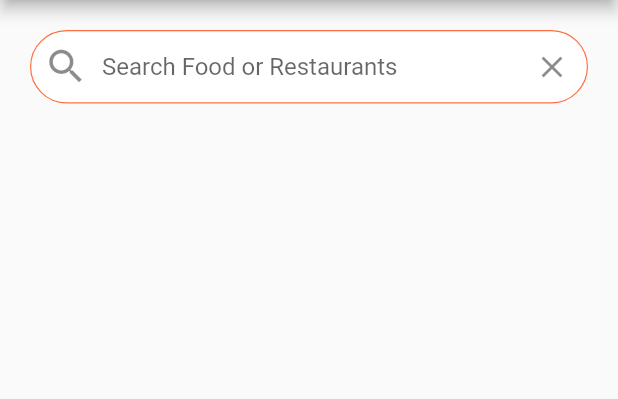
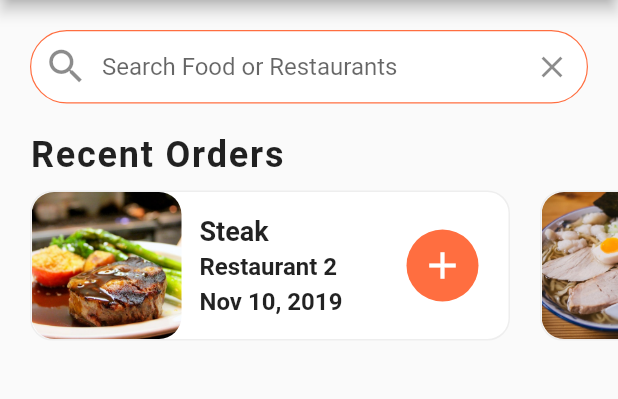
Before and after one commit to hardliver/flutter_food_delivery_ui, a Flutter app: the screen it shows after launch, on a phone screen of 412 x 824 dp, the part 84-483 px from its top. Run offline on Flutter 3.47's test engine with Material 2 defaults, Android fonts, the phone set to English and light mode, and no system bars.

Commit message:
6. Recent Orders

```diff
--- a/lib/screens/home_screen.dart
+++ b/lib/screens/home_screen.dart
@@ -1,4 +1,5 @@
 import 'package:flutter/material.dart';
+import 'package:flutter_food_delivery_ui/widgets/recent_orders.dart';
 
 import '../data/data.dart';
 
@@ -62,7 +63,8 @@ class _HomeScreenState extends State<HomeScreen> {
                 ),
               ),
             ),
-          )
+          ),
+          RecentOrders(),
         ],
       ),
     );
--- /dev/null
+++ b/lib/widgets/recent_orders.dart
@@ -0,0 +1,125 @@
+import 'package:flutter/material.dart';
+
+import '../data/data.dart';
+import '../models/order.dart';
+
+class RecentOrders extends StatelessWidget {
+  _buildRecentOrder(BuildContext context, Order order) {
+    return Container(
+      margin: EdgeInsets.all(10.0),
+      width: 320.0,
+      decoration: BoxDecoration(
+        color: Colors.white,
+        borderRadius: BorderRadius.circular(15.0),
+        border: Border.all(
+          width: 1.0,
+          color: Colors.grey[200],
+        ),
+      ),
+      child: Row(
+        mainAxisAlignment: MainAxisAlignment.spaceBetween,
+        children: <Widget>[
+          Expanded(
+            child: Row(
+              children: [
+                ClipRRect(
+                  borderRadius: BorderRadius.circular(15.0),
+                  child: Image(
+                    height: 100.0,
+                    width: 100.0,
+                    image: AssetImage(order.food.imageUrl),
+                    fit: BoxFit.cover,
+                  ),
+                ),
+                Expanded(
+                  child: Container(
+                    margin: EdgeInsets.all(12.0),
+                    child: Column(
+                      mainAxisAlignment: MainAxisAlignment.center,
+                      crossAxisAlignment: CrossAxisAlignment.start,
+                      children: <Widget>[
+                        Text(
+                          order.food.name,
+                          style: TextStyle(
+                            fontSize: 18.0,
+                            fontWeight: FontWeight.bold,
+                          ),
+                          overflow: TextOverflow.ellipsis,
+                        ),
+                        SizedBox(height: 4.0),
+                        Text(
+                          order.restaurant.name,
+                          style: TextStyle(
+                            fontSize: 16.0,
+                            fontWeight: FontWeight.w600,
+                          ),
+                          overflow: TextOverflow.ellipsis,
+                        ),
+                        SizedBox(height: 4.0),
+                        Text(
+                          order.date,
+                          style: TextStyle(
+                            fontSize: 16.0,
+                            fontWeight: FontWeight.w600,
+                          ),
+                          overflow: TextOverflow.ellipsis,
+                        ),
+                      ],
+                    ),
+                  ),
+                ),
+              ],
+            ),
+          ),
+          Container(
+            margin: EdgeInsets.only(right: 20.0),
+            width: 48.0,
+            decoration: BoxDecoration(
+              color: Theme.of(context).primaryColor,
+              borderRadius: BorderRadius.circular(30.0),
+            ),
+            child: IconButton(
+              icon: Icon(Icons.add),
+              iconSize: 30.0,
+              color: Colors.white,
+              onPressed: () {},
+            ),
+          ),
+        ],
+      ),
+    );
+  }
+
+  @override
+  Widget build(BuildContext context) {
+    return Column(
+      crossAxisAlignment: CrossAxisAlignment.start,
+      children: <Widget>[
+        Padding(
+          padding: const EdgeInsets.symmetric(horizontal: 20.0),
+          child: Text(
+            'Recent Orders',
+            style: TextStyle(
+              fontSize: 24.0,
+              fontWeight: FontWeight.w600,
+              letterSpacing: 1.2,
+            ),
+          ),
+        ),
+        Container(
+          height: 120.0,
+          child: ListView.builder(
+            physics: BouncingScrollPhysics(),
+            padding: EdgeInsets.only(left: 10.0),
+            scrollDirection: Axis.horizontal,
+            itemCount: currentUser.orders.length,
+            itemBuilder: (BuildContext context, int index) {
+              Order order = currentUser.orders[index];
+              return _buildRecentOrder(context, order);
+            },
+          ),
+        ),
+      ],
+    );
+  }
+}
```
